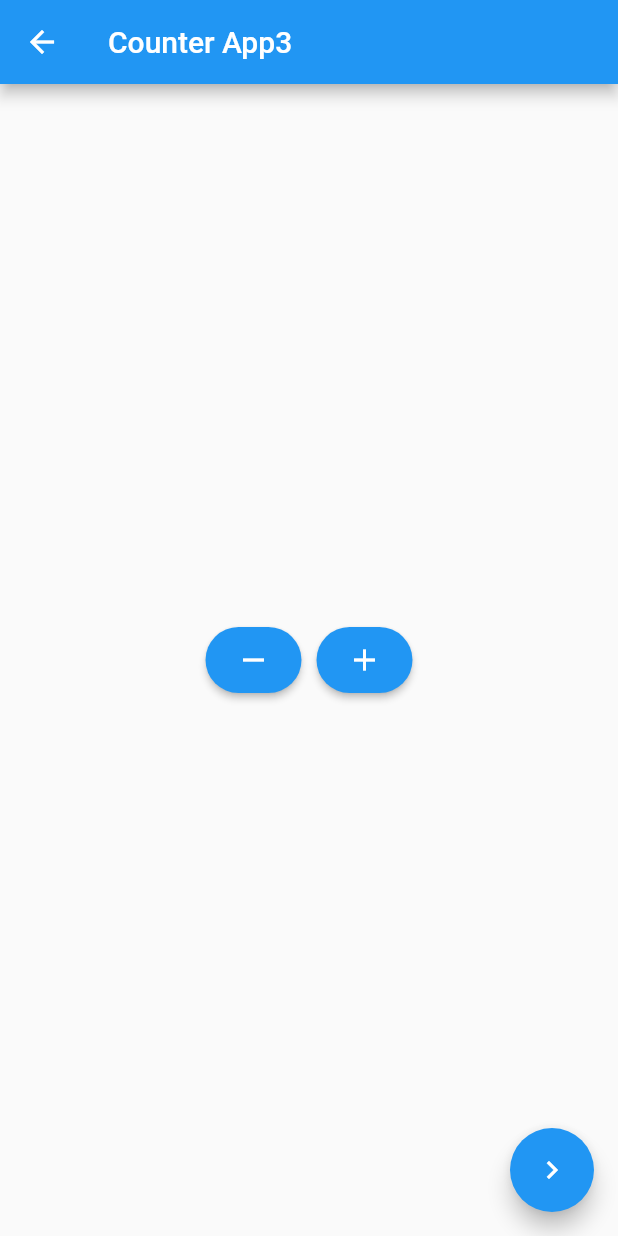
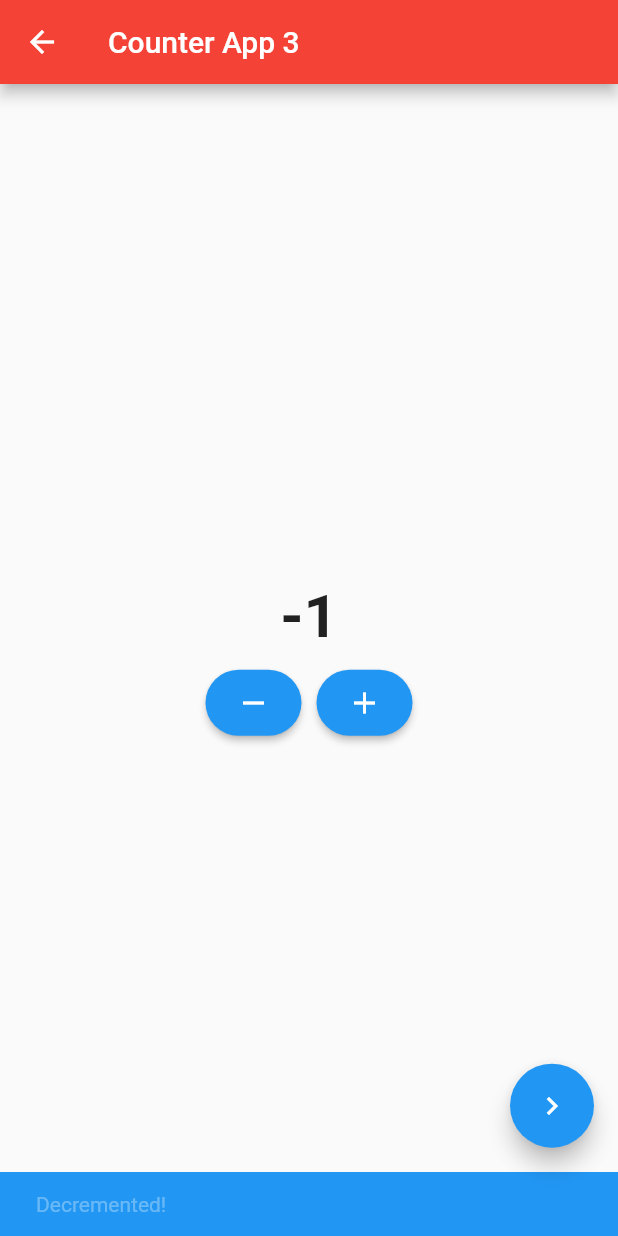
Before and after one commit to Atuoha/flutter_bloc_dive, a Flutter app: the ThirdScreen screen opened directly, after a tap on the "remove" icon, on a phone screen of 412 x 824 dp. Run offline on Flutter 3.47's test engine with Material 2 defaults, Android fonts, the phone set to English and light mode, and no system bars; our stand-ins replace bloc, equatable, flutter_bloc.

```diff
--- a/lib/cubit_counter.dart
+++ b/lib/cubit_counter.dart
@@ -2,7 +2,6 @@ import 'package:diving_into_flutter_bloc/cubit/counter_cubit.dart';
 import 'package:diving_into_flutter_bloc/presentation/screens/screen2.dart';
 import 'package:flutter/material.dart';
 import 'package:flutter_bloc/flutter_bloc.dart';
-
 import 'cubit/counter_state.dart';
 
 class CounterScreen extends StatefulWidget {
@@ -23,7 +22,10 @@ class _CounterScreenState extends State<CounterScreen> {
       floatingActionButton: FloatingActionButton(
         onPressed: () => Navigator.of(context).push(
           MaterialPageRoute(
-            builder: (context) => const SecondScreen(),
+            builder: (_) => BlocProvider.value(
+              value: BlocProvider.of<CounterCubit>(context),
+              child: const SecondScreen(),
+            ),
           ),
         ),
         child: const Icon(Icons.chevron_right),
--- a/lib/main.dart
+++ b/lib/main.dart
@@ -28,6 +28,9 @@ class MyApp extends StatelessWidget {
       create: (context) => CounterCubit(),
       child: const MaterialApp(
         home: CounterScreen(),
+        routes: {
+
+        },
       ),
     );
   }
--- a/lib/presentation/screens/screen3.dart
+++ b/lib/presentation/screens/screen3.dart
@@ -1,12 +1,13 @@
 import 'package:diving_into_flutter_bloc/cubit/counter_cubit.dart';
-import 'package:diving_into_flutter_bloc/home_screen.dart';
 import 'package:flutter/material.dart';
 import 'package:flutter_bloc/flutter_bloc.dart';
+import '../../cubit/counter_state.dart';
+import '../../cubit_counter.dart';
 
-import '../../cubit_counter.dart';
 
 class ThirdScreen extends StatefulWidget {
   const ThirdScreen({Key? key}) : super(key: key);
+  static const routeName = "/thirdScreen";
 
   @override
   State<ThirdScreen> createState() => _ThirdScreenState();
@@ -18,7 +19,8 @@ class _ThirdScreenState extends State<ThirdScreen> {
     final bloc = BlocProvider.of<CounterCubit>(context);
     return Scaffold(
       appBar: AppBar(
-        title: const Text('Counter App3'),
+        title: const Text('Counter App 3'),
+        backgroundColor: Colors.red,
       ),
       floatingActionButton: FloatingActionButton(
         onPressed: () => Navigator.of(context).push(
@@ -32,6 +34,39 @@ class _ThirdScreenState extends State<ThirdScreen> {
         child: Column(
           mainAxisAlignment: MainAxisAlignment.center,
           children: [
+            BlocConsumer<CounterCubit, CounterState>(
+              listener: (context, state) {
+                if (state.wasIncremented == true) {
+                  ScaffoldMessenger.of(context).showSnackBar(
+                    SnackBar(
+                      backgroundColor: Theme.of(context).primaryColor,
+                      content: const Text('Incremented!'),
+                      duration: const Duration(
+                        milliseconds: 300,
+                      ),
+                    ),
+                  );
+                } else {
+                  ScaffoldMessenger.of(context).showSnackBar(
+                    SnackBar(
+                      backgroundColor: Theme.of(context).primaryColor,
+                      content: const Text('Decremented!'),
+                      duration: const Duration(
+                        milliseconds: 300,
+                      ),
+                    ),
+                  );
+                }
+              },
+              builder: (context, state) => Text(
+                state.counterValue.toString(),
+                style: const TextStyle(
+                  fontSize: 40,
+                  fontWeight: FontWeight.bold,
+                ),
+              ),
+            ),
+            const SizedBox(height: 10),
             Row(
               mainAxisAlignment: MainAxisAlignment.center,
               children: [
@@ -47,9 +82,9 @@ class _ThirdScreenState extends State<ThirdScreen> {
   }
 
   ElevatedButton buildElevatedButton(
-    Function action,
-    IconData icon,
-  ) {
+      Function action,
+      IconData icon,
+      ) {
     return ElevatedButton(
       style: ElevatedButton.styleFrom(
         shape: RoundedRectangleBorder(
```
Also changed, not shown: lib/presentation/screens/screen2.dart (+41 -4 lines).
